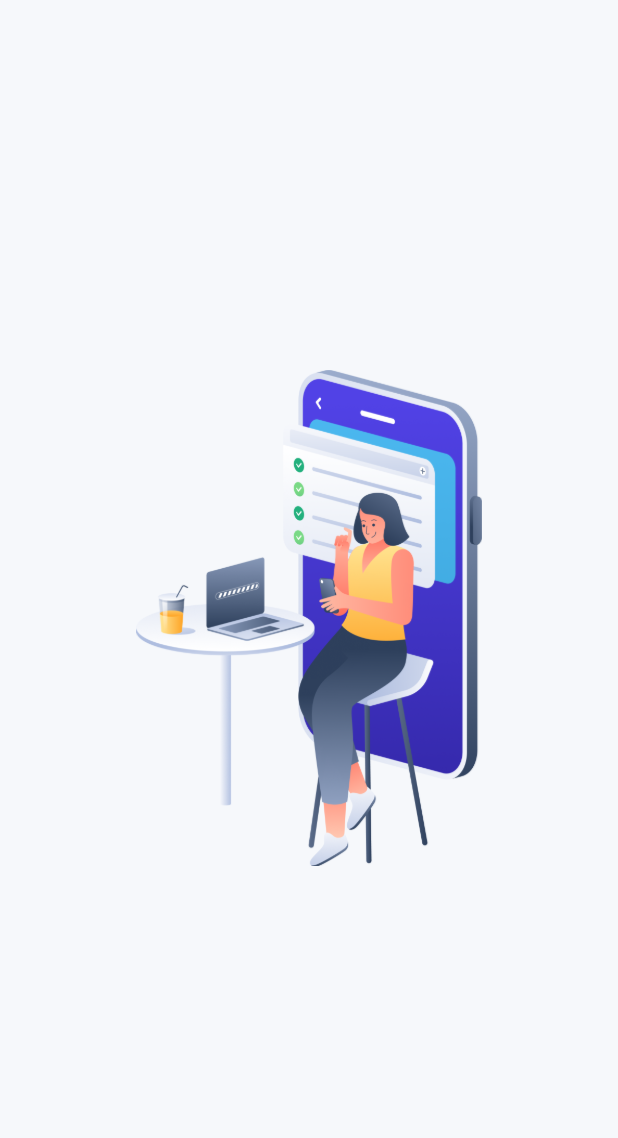
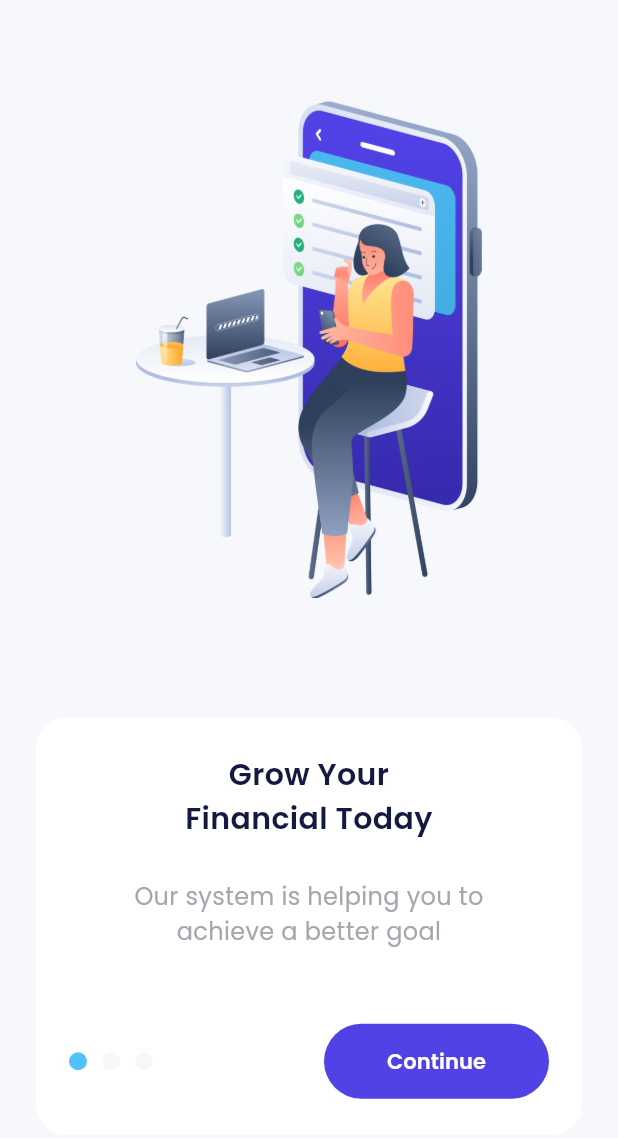
Before and after one commit to faricandrevano/E-Wallet-Flutter, a Flutter app: the screen it shows after launch, on a phone screen of 412 x 824 dp. Shown: the top 1138 px of the screen. Run offline on Flutter 3.47's test engine with Material 3 defaults, Android fonts, the phone set to English and light mode, and no system bars; drawn by our look-alikes of carousel_slider; our stand-ins replace google_fonts.

Commit message:
modified onboarding

```diff
--- a/lib/shared/theme.dart
+++ b/lib/shared/theme.dart
@@ -10,6 +10,7 @@ Color blueColor = const Color(0xff53C1F9);
 Color greenColor = const Color(0xff22B07D);
 Color redColor = const Color(0xffFF2566);
 Color numberBackgroundColor = const Color(0xff1A1D2E);
+Color purpleColor = const Color(0xff5142E6);
 
 TextStyle blackTextStyle = GoogleFonts.poppins(
   color: blackColor,
--- a/lib/ui/pages/onborading_page.dart
+++ b/lib/ui/pages/onborading_page.dart
@@ -7,7 +7,7 @@ class OnboardingPage extends StatelessWidget {
 
   @override
   Widget build(BuildContext context) {
-    List<Widget> imageCarousel = [
+    final List<Widget> imageCarousel = [
       Image.asset(
         'assets/img_onboarding1.png',
         height: 331,
@@ -34,6 +34,90 @@ class OnboardingPage extends StatelessWidget {
                 viewportFraction: 1,
                 enableInfiniteScroll: false,
               ),
+            ),
+            const SizedBox(height: 80),
+            Container(
+              margin: const EdgeInsets.symmetric(horizontal: 24),
+              padding: const EdgeInsets.symmetric(vertical: 24, horizontal: 22),
+              decoration: BoxDecoration(
+                color: whiteColor,
+                borderRadius: BorderRadius.circular(20),
+              ),
+              child: Column(
+                children: [
+                  Text(
+                    'Grow Your \nFinancial Today',
+                    textAlign: TextAlign.center,
+                    style: blackTextStyle.copyWith(
+                      fontSize: 20,
+                      fontWeight: semiBold,
+                    ),
+                  ),
+                  const SizedBox(height: 26),
+                  Text(
+                    'Our system is helping you to \nachieve a better goal',
+                    textAlign: TextAlign.center,
+                    style: greyTextStyle.copyWith(
+                      fontSize: 16,
+                      fontWeight: regular,
+                    ),
+                  ),
+                  const SizedBox(
+                    height: 50,
+                  ),
+                  Row(
+                    children: [
+                      Container(
+                        width: 12,
+                        height: 12,
+                        margin: const EdgeInsets.only(right: 10),
+                        decoration: BoxDecoration(
+                          shape: BoxShape.circle,
+                          color: blueColor,
+                        ),
+                      ),
+                      Container(
+                        width: 12,
+                        height: 12,
+                        margin: const EdgeInsets.only(right: 10),
+                        decoration: BoxDecoration(
+                          shape: BoxShape.circle,
+                          color: lightBackgroundColor,
+                        ),
+                      ),
+                      Container(
+                        width: 12,
+                        height: 12,
+                        margin: const EdgeInsets.only(right: 10),
+                        decoration: BoxDecoration(
+                          shape: BoxShape.circle,
+                          color: lightBackgroundColor,
+                        ),
+                      ),
+                      const Spacer(),
+                      // ignore: sized_box_for_whitespace
+                      Container(
+                        width: 150,
+                        height: 50,
+                        child: TextButton(
+                          style: TextButton.styleFrom(
+                            backgroundColor: purpleColor,
+                            shape: RoundedRectangleBorder(
+                              borderRadius: BorderRadius.circular(56),
+                            ),
+                          ),
+                          onPressed: () {},
+                          child: Text(
+                            'Continue',
+                            style:
+                                whiteTextStyle.copyWith(fontWeight: semiBold),
+                          ),
+                        ),
+                      )
+                    ],
+                  )
+                ],
+              ),
             )
           ],
         ),
```
